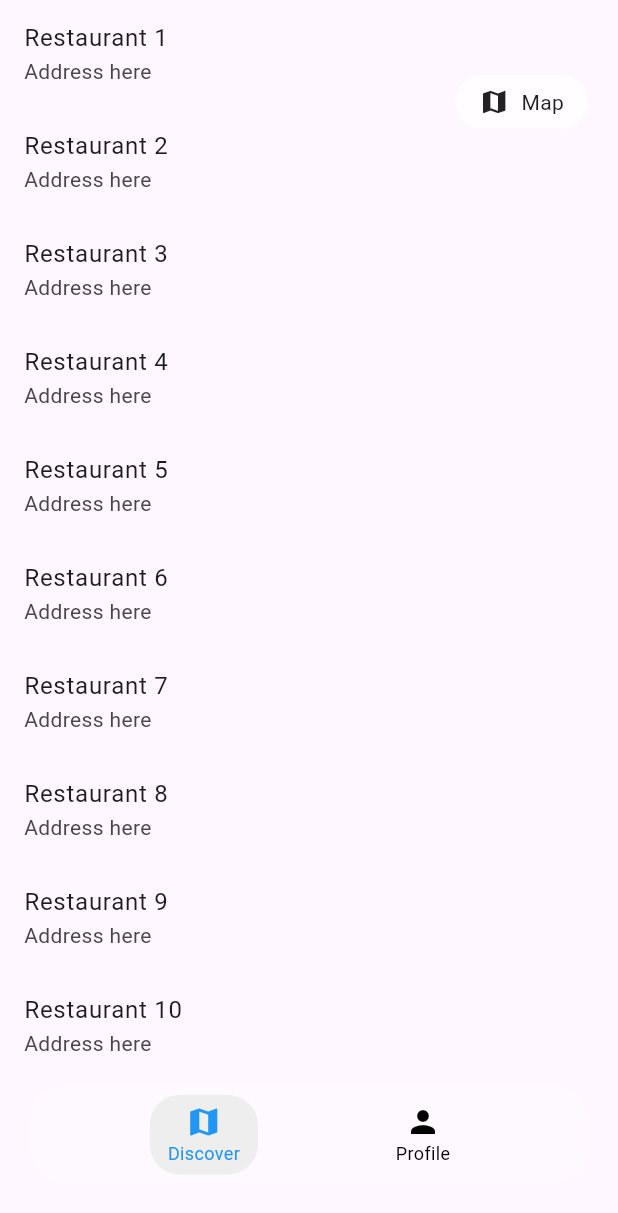
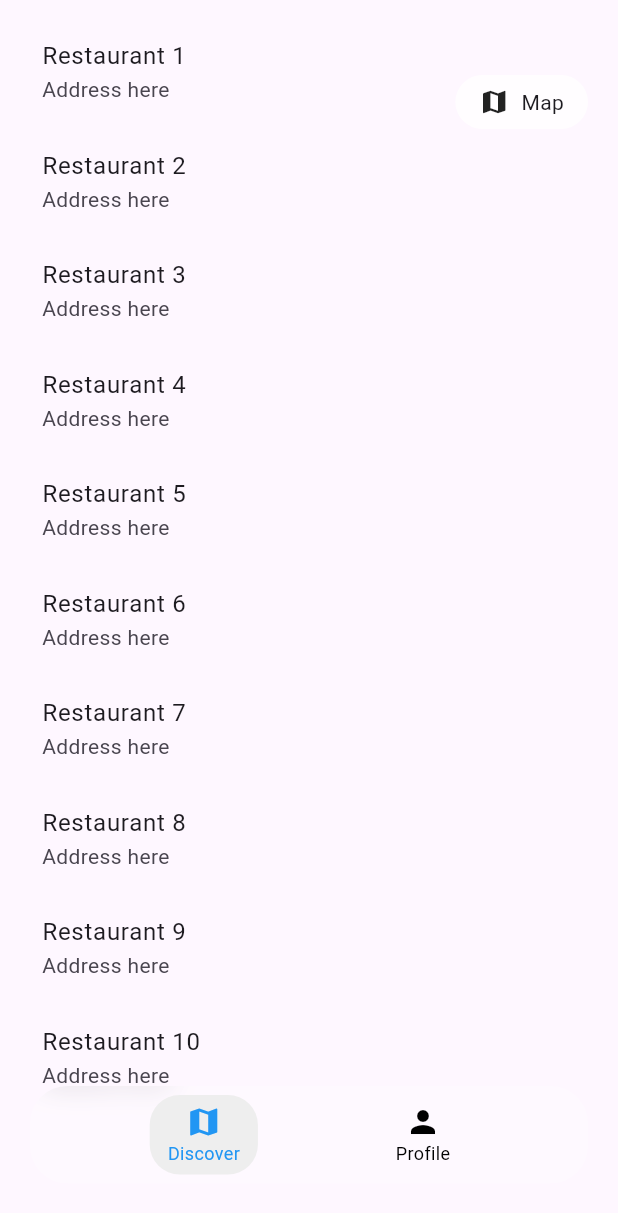
Before and after one commit to tesar27/dinedeals, a Flutter app: the screen it shows after launch, after a tap on "List", on a phone screen of 412 x 824 dp. Shown: the top 1213 px of the screen. Run offline on Flutter 3.47's test engine with Material 3 defaults, Android fonts, the phone set to English and light mode, and no system bars; our stand-ins replace flutter_map, latlong2; statements that could not run were skipped.

Commit message:
paddings added on listview

```diff
--- a/lib/widgets/discover/list_view.dart
+++ b/lib/widgets/discover/list_view.dart
@@ -5,11 +5,24 @@ class ListViewWidget extends StatelessWidget {
 
   @override
   Widget build(BuildContext context) {
-    return ListView.builder(
-      itemCount: 10, // Replace with actual data
-      itemBuilder: (context, index) => ListTile(
-        title: Text('Restaurant ${index + 1}'),
-        subtitle: const Text('Address here'),
+    return Padding(
+      // Overall margin around the entire list
+      padding: const EdgeInsets.all(12.0),
+      child: ListView.builder(
+        itemCount: 10, // Replace with actual data
+        itemBuilder: (context, index) {
+          return Padding(
+            // Margin between each item
+            padding: const EdgeInsets.only(
+              bottom: 1.0,
+            ), // 12px bottom margin between items; adjust or use EdgeInsets.all(8) for uniform
+            child: ListTile(
+              title: Text('Restaurant ${index + 1}'),
+              subtitle: const Text('Address here'),
+              // Add more styling if needed
+            ),
+          );
+        },
       ),
     );
   }
```
